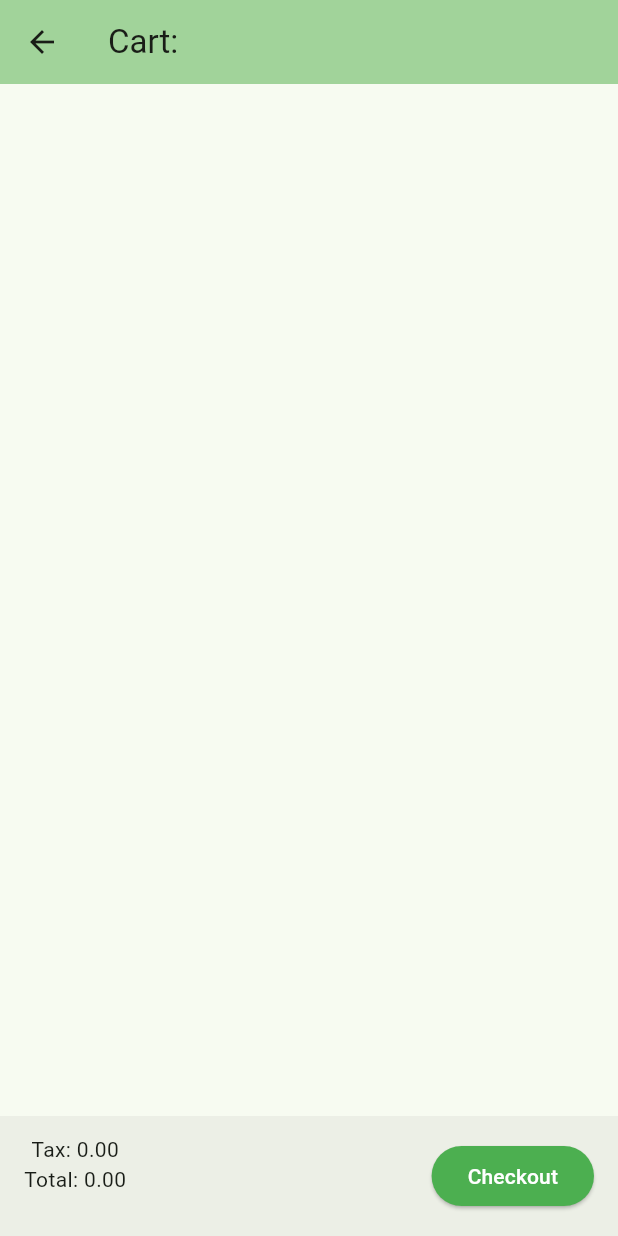
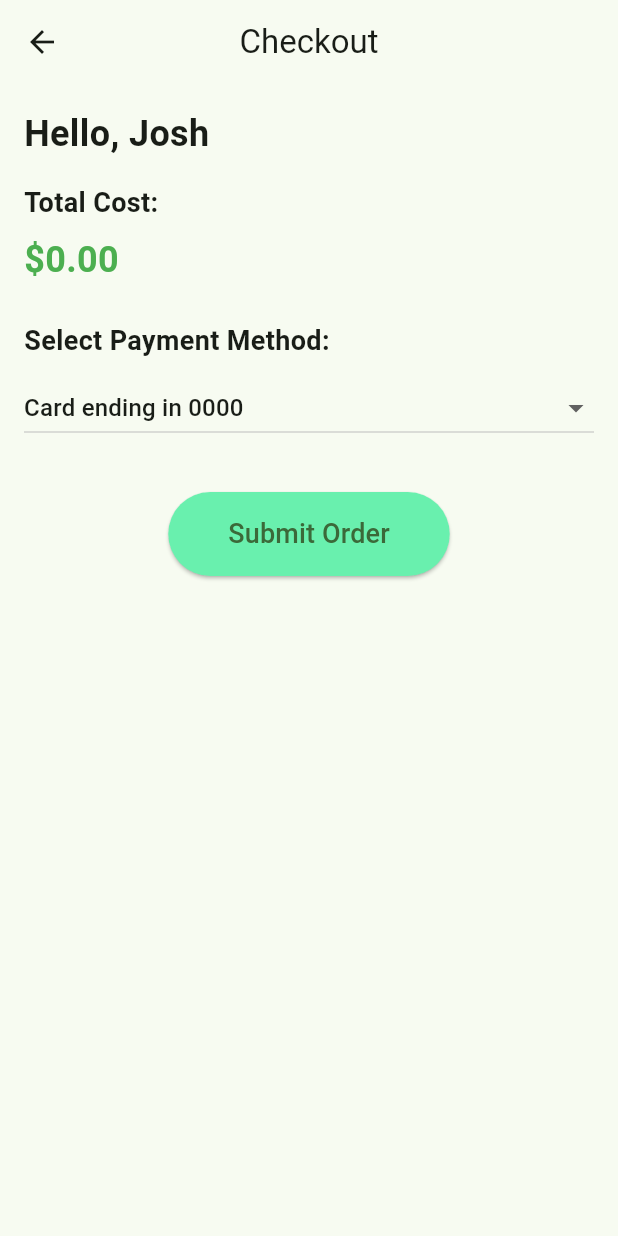
Before and after one commit to Hollowhking/HCIproject, a Flutter app: the _CartPageView screen opened directly with empty values, after a tap on "Checkout", on a phone screen of 412 x 824 dp. Run offline on Flutter 3.47's test engine with Material 3 defaults, Android fonts, the phone set to English and light mode, and no system bars; our stand-ins replace camera.

Commit message:
Finished all but settings page

```diff
--- a/lib/main.dart
+++ b/lib/main.dart
@@ -131,7 +131,10 @@ class _MyHomePageState extends State<MyHomePage> {
         child: Column(
           mainAxisAlignment: MainAxisAlignment.center,
           children: [
-            ElevatedButton(
+            SizedBox(
+              width: MediaQuery.of(context).size.width * 0.5,
+              height: MediaQuery.of(context).size.height * 0.08,
+              child: ElevatedButton(
                   onPressed: () async {
                     final result = await Navigator.push(
                         context,
@@ -145,10 +148,18 @@ class _MyHomePageState extends State<MyHomePage> {
                       foregroundColor: Colors.white,
                       shape: RoundedRectangleBorder(
                           borderRadius: BorderRadius.circular(50))),
-                child: const Text("New Cart"))
+                  child: Row(
+                    children: [
+                      Icon(Icons.shopping_cart),
+                      Padding(padding: EdgeInsets.all(15)),
+                      Text("New Cart")
                     ],
+                  )
+              ,
             ),
         ),
+      ])
+      )
     );
   }
 }
@@ -407,7 +418,16 @@ class _CartPageViewState extends State<_CartPageView> {
                   ],
                 ),
                 const Spacer(),
-                ElevatedButton(onPressed: () {}, style: ElevatedButton.styleFrom(backgroundColor: Colors.green), child: Text("Checkout", style: TextStyle(color: Colors.white),))
+                ElevatedButton(onPressed: () async{
+                  final result = await Navigator.of(context)
+                      .push(MaterialPageRoute(builder: (context) {
+                    return _checkoutpage(user1, widget.cart);
+                  }));
+                }, style: ElevatedButton.styleFrom(
+                    backgroundColor: Colors.green),
+                    child: Text("Checkout",
+                      style: TextStyle(color: Colors.white)
+                    ))
               ],
             ),
           ),
@@ -523,3 +543,105 @@ class _settingspage extends StatelessWidget {
     );
   }
 }
+
+class _checkoutpage extends StatelessWidget{
+  User currentuser;
+  Cart newcart;
+
+  _checkoutpage(this.currentuser, this.newcart);
+
+
+  @override
+  Widget build(BuildContext context) {
+
+    Paymentmethod selectedPaymentMethod = currentuser.paymentmethods.first;
+
+    return Scaffold(
+      appBar: AppBar(
+        title: Text("Checkout"),
+        centerTitle: true,
+      ),
+      body: Padding(
+          padding: const EdgeInsets.all(16.0),
+        child: Column(
+          crossAxisAlignment: CrossAxisAlignment.start,
+          children: [
+            Text(
+              'Hello, ${currentuser.name}',
+              style: TextStyle(fontSize: 24, fontWeight: FontWeight.bold),
+            ),
+            SizedBox(height: 16),
+            Text(
+              'Total Cost:',
+              style: TextStyle(fontSize: 18, fontWeight: FontWeight.w600),
+            ),
+            SizedBox(height: 8),
+            Text(
+              '\$${newcart.gettotalwithtax().toStringAsFixed(2)}',
+              style: TextStyle(fontSize: 24, fontWeight: FontWeight.bold, color: Colors.green),
+            ),
+            SizedBox(height: 24),
+            Text(
+              'Select Payment Method:',
+              style: TextStyle(fontSize: 18, fontWeight: FontWeight.w600),
+            ),
+            SizedBox(height: 8),
+            DropdownButton<Paymentmethod>(
+              value: selectedPaymentMethod,
+              items: currentuser.paymentmethods
+                  .map((method) => DropdownMenuItem<Paymentmethod>(
+                value: method,
+                  child: Text('Card ending in ${method.creditcartnumber.substring(method.creditcartnumber.length - 4)}')              ))
+                  .toList(),
+              onChanged: (newMethod) {
+                if (newMethod != null) {
+                  selectedPaymentMethod = newMethod;
+                }
+              },
+              isExpanded: true,
+            ),
+            SizedBox(height: 32),
+            Center(
+              child: ElevatedButton(
+                onPressed: () {
+                  // Add the cart to the user's purchase history
+                  currentuser.history = List.from(currentuser.history)..add(newcart);
+
+                  // Show a confirmation dialog
+                  showDialog(
+                    context: context,
+                    builder: (BuildContext context) {
+                      return AlertDialog(
+                        title: Text('Purchase Confirmed'),
+                        content: Text('Your order has been successfully placed!'),
+                        actions: [
+                          TextButton(
+                            onPressed: () {
+                              Navigator.pop(context);
+                              Navigator.pop(context);
+                              Navigator.pop(context);
+                              Navigator.pop(context); // Return all the way home
+                            },
+                            child: Text('OK'),
+                          ),
+                        ],
+                      );
+                    },
+                  );
+                },
+                style: ElevatedButton.styleFrom(
+                  backgroundColor: Colors.greenAccent,
+                  padding: EdgeInsets.symmetric(horizontal: 40, vertical: 15),
+                ),
+                child: Text(
+                  'Submit Order',
+                  style: TextStyle(fontSize: 18),
+                ),
+              ),
+            ),
+          ],
+        )
+      ),
+    );
+  }
+}
```
Also changed, not shown: 1 other file. Lines whose indentation alone changed are shown as unchanged.
